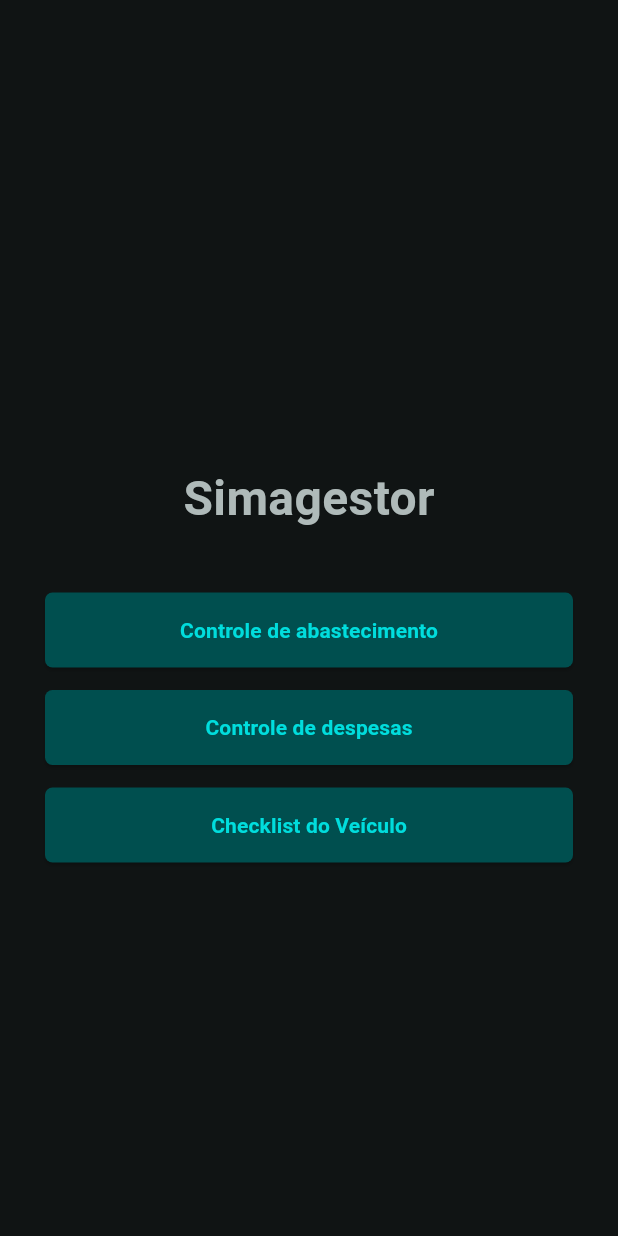
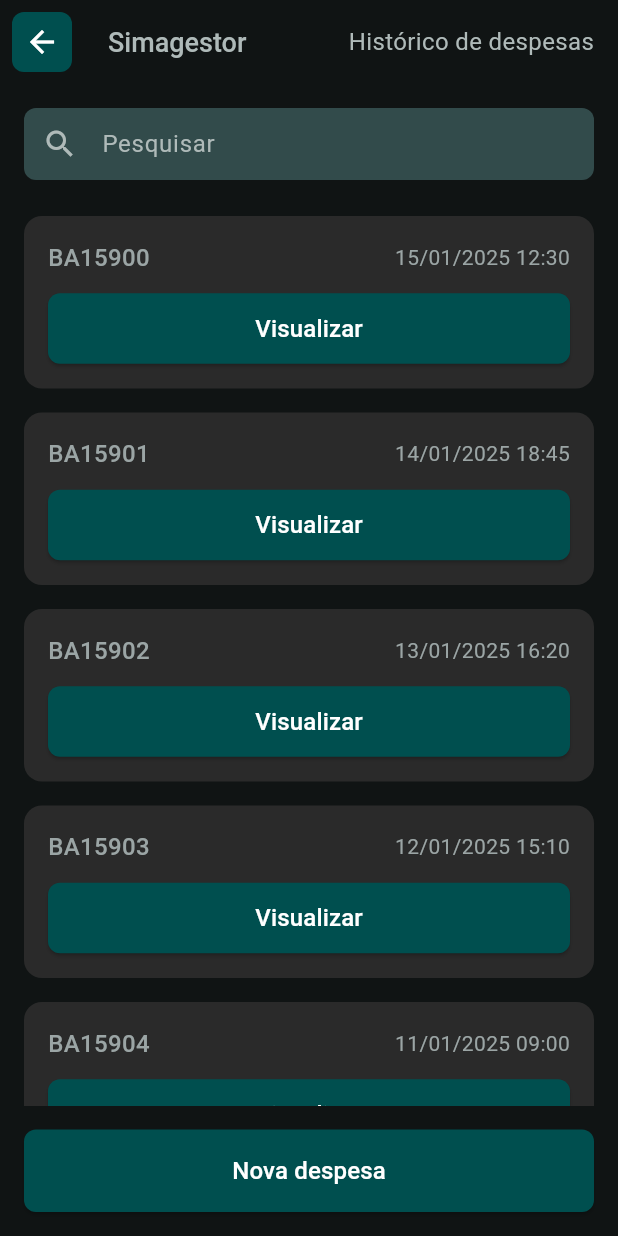
Before and after one commit to LaVitalle/simagestor_app, a Flutter app: the HomePage screen opened by its route, after a tap on "Controle de despesas", on a phone screen of 412 x 824 dp. Run offline on Flutter 3.47's test engine with Material 3 defaults, Android fonts, the light colour scheme and no system bars.

Commit message:
feat: tela de listagem de despesas criada.

```diff
--- /dev/null
+++ b/lib/components/despesa_item.dart
@@ -0,0 +1,71 @@
+import 'package:flutter/material.dart';
+import 'package:simagestor_app/models/despesa.dart';
+import 'package:simagestor_app/themes/app_colors.dart';
+
+class DespesaItem extends StatelessWidget {
+  final Despesa despesa;
+  final VoidCallback onVisualizar;
+
+  const DespesaItem({
+    super.key,
+    required this.despesa,
+    required this.onVisualizar,
+  });
+
+  @override
+  Widget build(BuildContext context) {
+    return Container(
+      margin: const EdgeInsets.symmetric(horizontal: 16, vertical: 8),
+      decoration: BoxDecoration(
+        color: const Color(0xFF2A2A2A),
+        borderRadius: BorderRadius.circular(12),
+      ),
+      child: Padding(
+        padding: const EdgeInsets.all(16),
+        child: Column(
+          crossAxisAlignment: CrossAxisAlignment.start,
+          children: [
+            Row(
+              mainAxisAlignment: MainAxisAlignment.spaceBetween,
+              children: [
+                Text(
+                  despesa.idFormatado,
+                  style: const TextStyle(
+                    color: AppColors.text,
+                    fontSize: 16,
+                    fontWeight: FontWeight.w500,
+                  ),
+                ),
+                Text(
+                  despesa.dataHoraFormatada,
+                  style: const TextStyle(color: AppColors.text, fontSize: 14),
+                ),
+              ],
+            ),
+            const SizedBox(height: 12),
+            Center(
+              child: SizedBox(
+                width: double.infinity,
+                child: ElevatedButton(
+                  onPressed: onVisualizar,
+                  style: ElevatedButton.styleFrom(
+                    backgroundColor: AppColors.primary,
+                    foregroundColor: Colors.white,
+                    padding: const EdgeInsets.symmetric(vertical: 12),
+                    shape: RoundedRectangleBorder(
+                      borderRadius: BorderRadius.circular(8),
+                    ),
+                  ),
+                  child: const Text(
+                    'Visualizar',
+                    style: TextStyle(fontSize: 16, fontWeight: FontWeight.w500),
+                  ),
+                ),
+              ),
+            ),
+          ],
+        ),
+      ),
+    );
+  }
+}
--- a/lib/main.dart
+++ b/lib/main.dart
@@ -1,6 +1,7 @@
 import 'package:flutter/material.dart';
 import 'package:simagestor_app/screens/login_page.dart';
 import 'package:simagestor_app/screens/home_page.dart';
+import 'package:simagestor_app/screens/despesas_page.dart';
 
 void main() {
   runApp(const MyApp());
@@ -20,6 +21,7 @@ class MyApp extends StatelessWidget {
       routes: {
         '/': (context) => const LoginPage(),
         '/home': (context) => const HomePage(),
+        '/despesas': (context) => const DespesasPage(),
       },
     );
   }
--- /dev/null
+++ b/lib/models/despesa.dart
@@ -0,0 +1,60 @@
+class Despesa {
+  final int idDespesa;
+  final double valor;
+  final String observacao;
+  final DateTime dataHora;
+  final bool recorrente;
+  final String tipoDespesa;
+  final int configuracoesIdUsuario;
+
+  Despesa({
+    required this.idDespesa,
+    required this.valor,
+    required this.observacao,
+    required this.dataHora,
+    required this.recorrente,
+    required this.tipoDespesa,
+    required this.configuracoesIdUsuario,
+  });
+
+  factory Despesa.fromJson(Map<String, dynamic> json) {
+    return Despesa(
+      idDespesa: json['id_despesa'] as int,
+      valor: (json['valor'] as num).toDouble(),
+      observacao: json['observacao'] as String? ?? '',
+      dataHora: DateTime.parse(json['data_hora'] as String),
+      recorrente: json['recorrente'] == 1,
+      tipoDespesa: json['tipo_despesa'] as String? ?? '',
+      configuracoesIdUsuario: json['configurações_id_usuario'] as int,
+    );
+  }
+
+  Map<String, dynamic> toJson() {
+    return {
+      'id_despesa': idDespesa,
+      'valor': valor,
+      'observacao': observacao,
+      'data_hora': dataHora.toIso8601String(),
+      'recorrente': recorrente ? 1 : 0,
+      'tipo_despesa': tipoDespesa,
+      'configurações_id_usuario': configuracoesIdUsuario,
+    };
+  }
+
+  String get idFormatado => idDespesa.toRadixString(16).toUpperCase();
+
+  String get dataHoraFormatada {
+    final day = dataHora.day.toString().padLeft(2, '0');
+    final month = dataHora.month.toString().padLeft(2, '0');
+    final year = dataHora.year.toString();
+    final hour = dataHora.hour.toString().padLeft(2, '0');
+    final minute = dataHora.minute.toString().padLeft(2, '0');
+
+    return '$day/$month/$year $hour:$minute';
+  }
+
+  @override
+  String toString() {
+    return 'Despesa{idDespesa: $idDespesa, valor: $valor, observacao: $observacao, dataHora: $dataHora, recorrente: $recorrente, tipoDespesa: $tipoDespesa, configuracoesIdUsuario: $configuracoesIdUsuario}';
+  }
+}
--- /dev/null
+++ b/lib/screens/despesas_page.dart
@@ -0,0 +1,270 @@
+import 'package:flutter/material.dart';
+import 'package:simagestor_app/components/despesa_item.dart';
+import 'package:simagestor_app/models/despesa.dart';
+import 'package:simagestor_app/services/despesa_service.dart';
+import 'package:simagestor_app/themes/app_colors.dart';
+
+class DespesasPage extends StatefulWidget {
+  const DespesasPage({super.key});
+
+  @override
+  State<DespesasPage> createState() => _DespesasPageState();
+}
+
+class _DespesasPageState extends State<DespesasPage> {
+  List<Despesa> despesas = [];
+  List<Despesa> despesasFiltradas = [];
+  bool isLoading = true;
+  String errorMessage = '';
+  final TextEditingController _searchController = TextEditingController();
+
+  @override
+  void initState() {
+    super.initState();
+    _carregarDespesas();
+  }
+
+  @override
+  void dispose() {
+    _searchController.dispose();
+    super.dispose();
+  }
+
+  Future<void> _carregarDespesas() async {
+    setState(() {
+      isLoading = true;
+      errorMessage = '';
+    });
+
+    try {
+      final despesasCarregadas = await DespesaService.buscarDespesas();
+      setState(() {
+        despesas = despesasCarregadas;
+        despesasFiltradas = despesasCarregadas;
+        isLoading = false;
+      });
+    } catch (e) {
+      setState(() {
+        errorMessage = e.toString();
+        isLoading = false;
+      });
+    }
+  }
+
+  void _filtrarDespesas(String query) {
+    setState(() {
+      if (query.isEmpty) {
+        despesasFiltradas = despesas;
+      } else {
+        despesasFiltradas = despesas.where((despesa) {
+          return despesa.idFormatado.toLowerCase().contains(
+                query.toLowerCase(),
+              ) ||
+              despesa.tipoDespesa.toLowerCase().contains(query.toLowerCase()) ||
+              despesa.observacao.toLowerCase().contains(query.toLowerCase());
+        }).toList();
+      }
+    });
+  }
+
+  void _visualizarDespesa(Despesa despesa) {
+    // TODO: Implementar navegação para tela de detalhes da despesa
+    ScaffoldMessenger.of(context).showSnackBar(
+      SnackBar(
+        content: Text('Visualizar despesa ${despesa.idFormatado}'),
+        backgroundColor: AppColors.primary,
+      ),
+    );
+  }
+
+  void _novaDespesa() {
+    // TODO: Implementar navegação para tela de nova despesa
+    ScaffoldMessenger.of(context).showSnackBar(
+      const SnackBar(
+        content: Text('Abrir tela de nova despesa'),
+        backgroundColor: AppColors.primary,
+      ),
+    );
+  }
+
+  @override
+  Widget build(BuildContext context) {
+    return Scaffold(
+      backgroundColor: AppColors.background,
+      appBar: AppBar(
+        backgroundColor: Colors.transparent,
+        elevation: 0,
+        leading: Container(
+          margin: const EdgeInsets.all(8),
+          decoration: BoxDecoration(
+            color: AppColors.primary,
+            borderRadius: BorderRadius.circular(8),
+          ),
+          child: IconButton(
+            icon: const Icon(Icons.arrow_back, color: Colors.white),
+            onPressed: () => Navigator.of(context).pop(),
+          ),
+        ),
+        title: const Text(
+          'Simagestor',
+          style: TextStyle(
+            color: AppColors.title,
+            fontSize: 18,
+            fontWeight: FontWeight.w500,
+          ),
+        ),
+        actions: [
+          Container(
+            margin: const EdgeInsets.only(right: 16),
+            child: const Text(
+              'Histórico de despesas',
+              style: TextStyle(
+                color: AppColors.title,
+                fontSize: 16,
+                fontWeight: FontWeight.w400,
+              ),
+            ),
+          ),
+        ],
+      ),
+      body: Column(
+        children: [
+          // Barra de pesquisa
+          Container(
+            margin: const EdgeInsets.all(16),
+            decoration: BoxDecoration(
+              color: AppColors.inputBackground,
+              borderRadius: BorderRadius.circular(8),
+            ),
+            child: TextField(
+              controller: _searchController,
+              onChanged: _filtrarDespesas,
+              style: const TextStyle(color: AppColors.textInput),
+              decoration: const InputDecoration(
+                hintText: 'Pesquisar',
+                hintStyle: TextStyle(color: AppColors.textInput),
+                prefixIcon: Icon(Icons.search, color: AppColors.textInput),
+                border: InputBorder.none,
+                contentPadding: EdgeInsets.symmetric(
+                  horizontal: 16,
+                  vertical: 12,
+                ),
+              ),
+            ),
+          ),
+
+          // Conteúdo principal
+          Expanded(child: _buildContent()),
+
+          // Botão de nova despesa
+          Container(
+            width: double.infinity,
+            margin: const EdgeInsets.all(16),
+            child: ElevatedButton(
+              onPressed: _novaDespesa,
+              style: ElevatedButton.styleFrom(
+                backgroundColor: AppColors.primary,
+                foregroundColor: Colors.white,
+                padding: const EdgeInsets.symmetric(vertical: 16),
+                shape: RoundedRectangleBorder(
+                  borderRadius: BorderRadius.circular(8),
+                ),
+              ),
+              child: const Text(
+                'Nova despesa',
+                style: TextStyle(fontSize: 16, fontWeight: FontWeight.w500),
+              ),
+            ),
+          ),
+        ],
+      ),
+    );
+  }
+
+  Widget _buildContent() {
+    if (isLoading) {
+      return const Center(
+        child: CircularProgressIndicator(
+          valueColor: AlwaysStoppedAnimation<Color>(AppColors.primary),
+        ),
+      );
+    }
+
+    if (errorMessage.isNotEmpty) {
+      return Center(
+        child: Column(
+          mainAxisAlignment: MainAxisAlignment.center,
+          children: [
+            const Icon(Icons.error_outline, color: Colors.red, size: 64),
+            const SizedBox(height: 16),
+            Text(
+              'Erro ao carregar despesas',
+              style: const TextStyle(
+                color: AppColors.text,
+                fontSize: 18,
+                fontWeight: FontWeight.w500,
+              ),
+            ),
+            const SizedBox(height: 8),
+            Text(
+              errorMessage,
+              style: const TextStyle(color: AppColors.text, fontSize: 14),
+              textAlign: TextAlign.center,
+            ),
+            const SizedBox(height: 16),
+            ElevatedButton(
+              onPressed: _carregarDespesas,
+              style: ElevatedButton.styleFrom(
+                backgroundColor: AppColors.primary,
+                foregroundColor: Colors.white,
+              ),
+              child: const Text('Tentar novamente'),
+            ),
+          ],
+        ),
+      );
+    }
+
+    if (despesasFiltradas.isEmpty) {
+      return const Center(
+        child: Column(
+          mainAxisAlignment: MainAxisAlignment.center,
+          children: [
+            Icon(Icons.receipt_long_outlined, color: AppColors.text, size: 64),
+            SizedBox(height: 16),
+            Text(
+              'Nenhuma despesa encontrada',
+              style: TextStyle(
+                color: AppColors.text,
+                fontSize: 18,
+                fontWeight: FontWeight.w500,
+              ),
+            ),
+            SizedBox(height: 8),
+            Text(
+              'Adicione sua primeira despesa',
+              style: TextStyle(color: AppColors.text, fontSize: 14),
+            ),
+          ],
+        ),
+      );
+    }
+
+    return RefreshIndicator(
+      onRefresh: _carregarDespesas,
+      color: AppColors.primary,
+      backgroundColor: AppColors.background,
+      child: ListView.builder(
+        padding: const EdgeInsets.only(bottom: 16),
+        itemCount: despesasFiltradas.length,
+        itemBuilder: (context, index) {
+          final despesa = despesasFiltradas[index];
+          return DespesaItem(
+            despesa: despesa,
+            onVisualizar: () => _visualizarDespesa(despesa),
+          );
+        },
+      ),
+    );
+  }
+}
--- a/lib/screens/home_page.dart
+++ b/lib/screens/home_page.dart
@@ -16,7 +16,7 @@ class _HomePageState extends State<HomePage> {
 
   void handleDespesas() {
     debugPrint("Navegar para Controle de Despesas");
-    // Exemplo: Navigator.pushNamed(context, '/despesas');
+    Navigator.pushNamed(context, '/despesas');
   }
 
   void handleChecklist() {
--- /dev/null
+++ b/lib/services/despesa_service.dart
@@ -0,0 +1,172 @@
+import 'package:simagestor_app/models/despesa.dart';
+
+class DespesaService {
+  // Dados mockados para demonstração
+  static final List<Despesa> _despesasMockadas = [
+    Despesa(
+      idDespesa: 195123456,
+      valor: 25.50,
+      observacao: 'Almoço no restaurante',
+      dataHora: DateTime(2025, 1, 15, 12, 30),
+      recorrente: false,
+      tipoDespesa: 'Alimentação',
+      configuracoesIdUsuario: 1,
+    ),
+    Despesa(
+      idDespesa: 195123457,
+      valor: 150.00,
+      observacao: 'Combustível para viagem',
+      dataHora: DateTime(2025, 1, 14, 18, 45),
+      recorrente: false,
+      tipoDespesa: 'Transporte',
+      configuracoesIdUsuario: 1,
+    ),
+    Despesa(
+      idDespesa: 195123458,
+      valor: 89.90,
+      observacao: 'Medicamentos na farmácia',
+      dataHora: DateTime(2025, 1, 13, 16, 20),
+      recorrente: true,
+      tipoDespesa: 'Saúde',
+      configuracoesIdUsuario: 1,
+    ),
+    Despesa(
+      idDespesa: 195123459,
+      valor: 45.00,
+      observacao: 'Lanche da tarde',
+      dataHora: DateTime(2025, 1, 12, 15, 10),
+      recorrente: false,
+      tipoDespesa: 'Alimentação',
+      configuracoesIdUsuario: 1,
+    ),
+    Despesa(
+      idDespesa: 195123460,
+      valor: 200.00,
+      observacao: 'Conta de luz do mês',
+      dataHora: DateTime(2025, 1, 11, 9, 0),
+      recorrente: true,
+      tipoDespesa: 'Utilidades',
+      configuracoesIdUsuario: 1,
+    ),
+    Despesa(
+      idDespesa: 195123461,
+      valor: 75.30,
+      observacao: 'Taxi para o aeroporto',
+      dataHora: DateTime(2025, 1, 10, 6, 30),
+      recorrente: false,
+      tipoDespesa: 'Transporte',
+      configuracoesIdUsuario: 1,
+    ),
+    Despesa(
+      idDespesa: 195123462,
+      valor: 320.00,
+      observacao: 'Compras no supermercado',
+      dataHora: DateTime(2025, 1, 9, 19, 15),
+      recorrente: true,
+      tipoDespesa: 'Alimentação',
+      configuracoesIdUsuario: 1,
+    ),
+    Despesa(
+      idDespesa: 195123463,
+      valor: 120.00,
+      observacao: 'Consulta médica',
+      dataHora: DateTime(2025, 1, 8, 14, 0),
+      recorrente: false,
+      tipoDespesa: 'Saúde',
+      configuracoesIdUsuario: 1,
+    ),
+    Despesa(
+      idDespesa: 195123464,
+      valor: 65.00,
+      observacao: 'Cinema com amigos',
+      dataHora: DateTime(2025, 1, 7, 20, 30),
+      recorrente: false,
+      tipoDespesa: 'Entretenimento',
+      configuracoesIdUsuario: 1,
+    ),
+    Despesa(
+      idDespesa: 195123465,
+      valor: 180.00,
+      observacao: 'Conta de internet',
+      dataHora: DateTime(2025, 1, 6, 10, 0),
+      recorrente: true,
+      tipoDespesa: 'Utilidades',
+      configuracoesIdUsuario: 1,
+    ),
+  ];
+
+  static Future<List<Despesa>> buscarDespesas() async {
+    // Simula delay de rede
+    await Future.delayed(const Duration(seconds: 1));
+
+    // Simula possível erro (descomente para testar)
+    // if (DateTime.now().millisecond % 10 == 0) {
+    //   throw Exception('Erro simulado na rede');
+    // }
+
+    // Retorna os dados mockados
+    return List.from(_despesasMockadas);
+  }
+
+  static Future<Despesa> buscarDespesaPorId(int id) async {
+    // Simula delay de rede
+    await Future.delayed(const Duration(milliseconds: 500));
+
+    // Busca a despesa pelos dados mockados
+    final despesa = _despesasMockadas.firstWhere(
+      (d) => d.idDespesa == id,
+      orElse: () => throw Exception('Despesa não encontrada'),
+    );
+
+    return despesa;
+  }
+
+  // Método para adicionar nova despesa aos dados mockados
+  static Future<Despesa> adicionarDespesa(Despesa novaDespesa) async {
+    await Future.delayed(const Duration(milliseconds: 800));
+
+    // Gera um novo ID baseado no último ID + 1
+    final ultimoId = _despesasMockadas
+        .map((d) => d.idDespesa)
+        .reduce((a, b) => a > b ? a : b);
+    final novaDespesaComId = Despesa(
+      idDespesa: ultimoId + 1,
+      valor: novaDespesa.valor,
+      observacao: novaDespesa.observacao,
+      dataHora: novaDespesa.dataHora,
+      recorrente: novaDespesa.recorrente,
+      tipoDespesa: novaDespesa.tipoDespesa,
+      configuracoesIdUsuario: novaDespesa.configuracoesIdUsuario,
+    );
+
+    _despesasMockadas.insert(0, novaDespesaComId);
+    return novaDespesaComId;
+  }
+
+  // Método para atualizar despesa nos dados mockados
+  static Future<Despesa> atualizarDespesa(Despesa despesaAtualizada) async {
+    await Future.delayed(const Duration(milliseconds: 600));
+
+    final index = _despesasMockadas.indexWhere(
+      (d) => d.idDespesa == despesaAtualizada.idDespesa,
+    );
+    if (index == -1) {
+      throw Exception('Despesa não encontrada');
+    }
+
+    _despesasMockadas[index] = despesaAtualizada;
+    return despesaAtualizada;
+  }
+
+  // Método para excluir despesa dos dados mockados
+  static Future<void> excluirDespesa(int id) async {
+    await Future.delayed(const Duration(milliseconds: 400));
+
+    final index = _despesasMockadas.indexWhere((d) => d.idDespesa == id);
+    if (index == -1) {
+      throw Exception('Despesa não encontrada');
+    }
+
+    _despesasMockadas.removeAt(index);
+  }
+}
```
